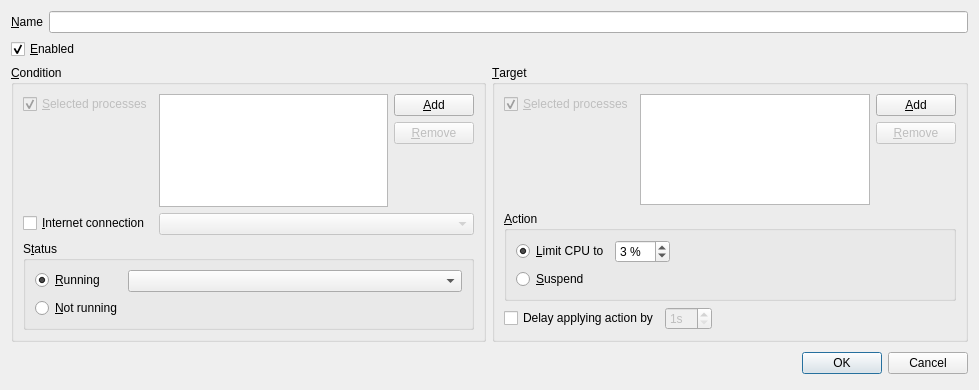
First picture: the form in source/ruledialog.ui, repository martin-kudlicka/cpu-limiter, before the edit.
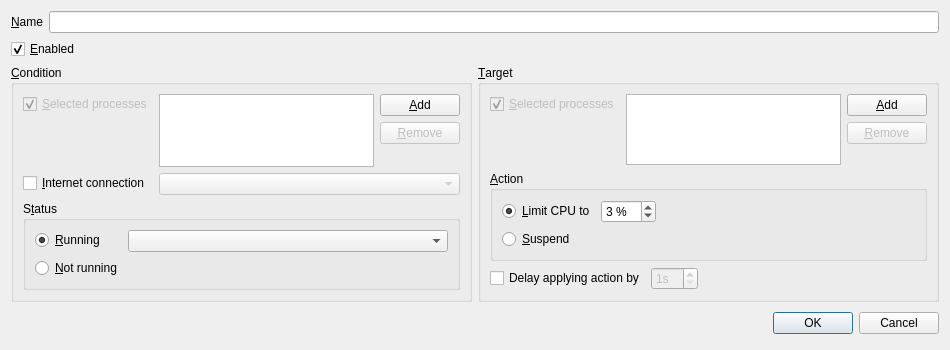
Second picture: the form after the edit.

Commit message: * dialog resized to 950x350

```diff
--- a/source/ruledialog.ui
+++ b/source/ruledialog.ui
@@ -6,8 +6,8 @@
    <rect>
     <x>0</x>
     <y>0</y>
-    <width>979</width>
-    <height>390</height>
+    <width>950</width>
+    <height>350</height>
    </rect>
   </property>
   <property name="windowTitle">
```
